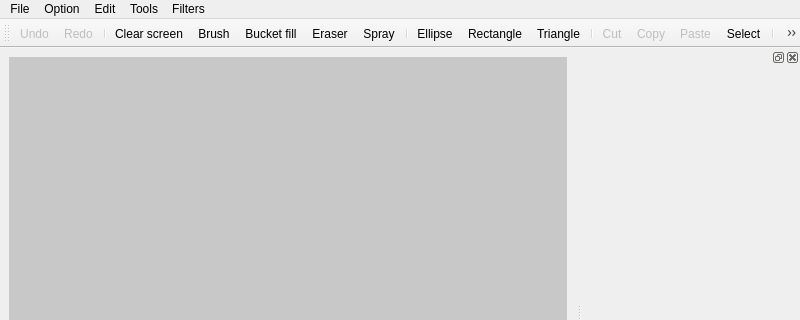
First picture: the form in Paint/mainwindow.ui, repository karina-cherednyk/OOP_Practice, before the edit; both pictures show x 0 to 800 and y 0 to 320 of the 800 by 600 pixel window.
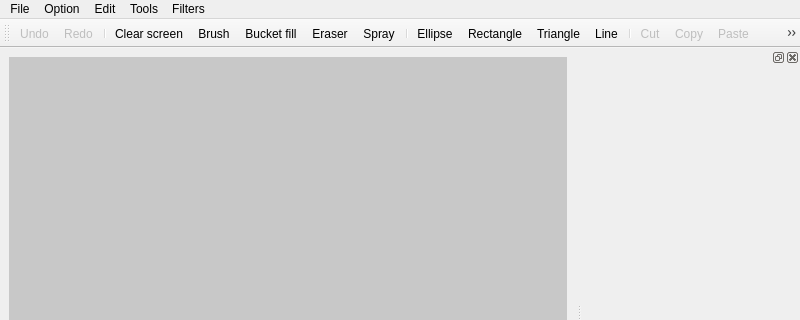
Second picture: the form after the edit. Icons and pictures are not drawn. Custom widgets are drawn as their Qt base class.

Commit message: add Line Tool

Diff of the .ui file:
```diff
--- a/Paint/mainwindow.ui
+++ b/Paint/mainwindow.ui
@@ -139,6 +139,7 @@
    <addaction name="actionEllipse"/>
    <addaction name="actionRectangle"/>
    <addaction name="actionTriangle"/>
+   <addaction name="actionLine"/>
    <addaction name="separator"/>
    <addaction name="actionCut"/>
    <addaction name="actionCopy"/>
@@ -594,6 +595,15 @@
     <string>Ctrl+S</string>
    </property>
   </action>
+  <action name="actionLine">
+   <property name="icon">
+    <iconset resource="resources.qrc">
+     <normaloff>:/icons/line.png</normaloff>:/icons/line.png</iconset>
+   </property>
+   <property name="text">
+    <string>Line</string>
+   </property>
+  </action>
  </widget>
  <customwidgets>
   <customwidget>
```
The commit also changes 8 other files.
